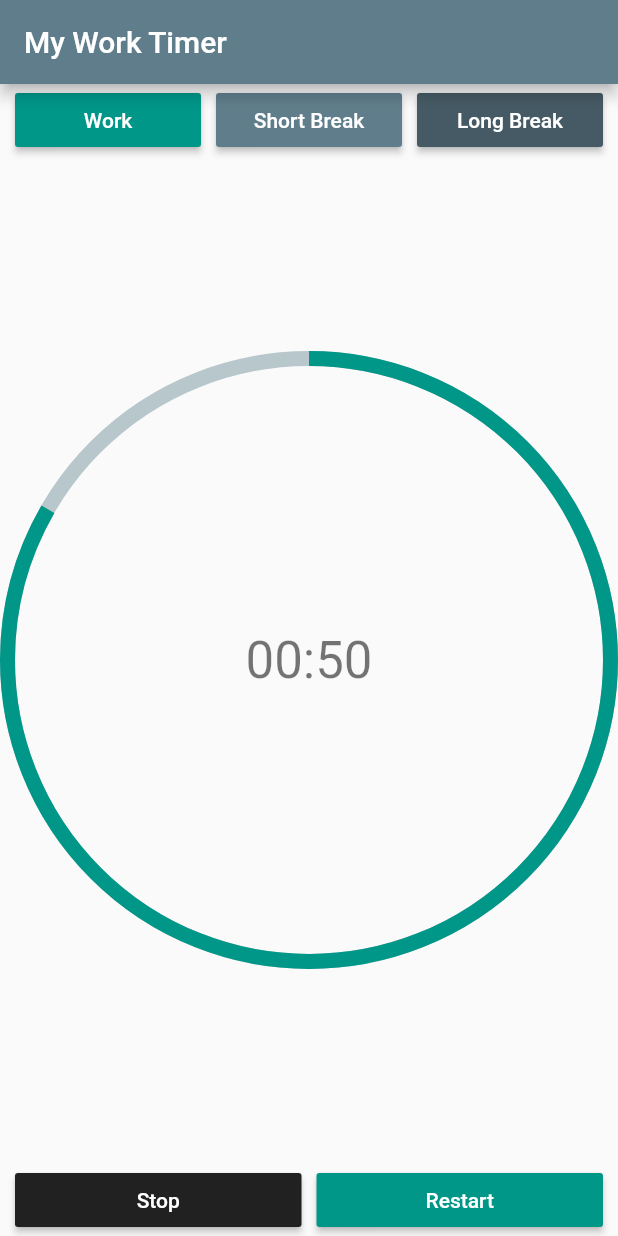
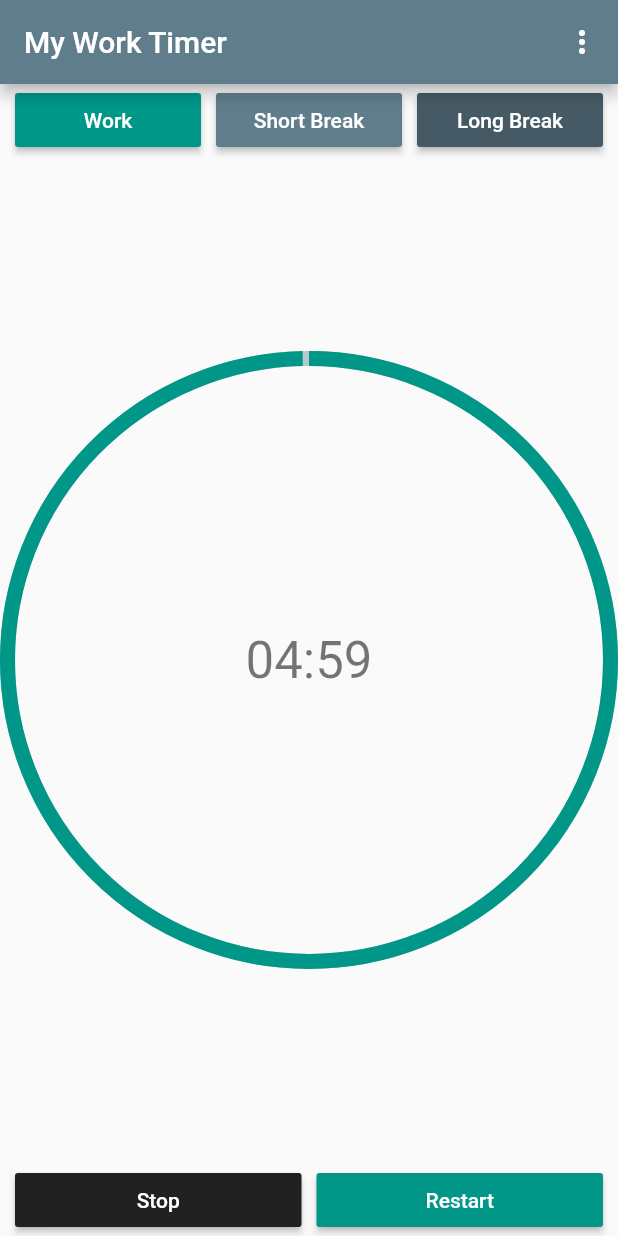
Before and after one commit to Yassine-ch/Timer, a Flutter app: the screen it shows after launch, after a tap on "Work", after a tap on "Short Break", on a phone screen of 412 x 824 dp. Run offline on Flutter 3.47's test engine with Material 2 defaults, Android fonts, the phone set to English and light mode, and no system bars; drawn by our look-alikes of percent_indicator; our stand-ins replace shared_preferences.

```diff
--- a/lib/main.dart
+++ b/lib/main.dart
@@ -1,4 +1,5 @@
 import 'package:flutter/material.dart';
+import 'package:my_time/settings.dart';
 import 'package:my_time/timer.dart';
 import 'package:my_time/timerModel.dart';
 import 'package:my_time/widgets.dart';
@@ -32,15 +33,32 @@ class TimerHomePage extends StatelessWidget {
 
   @override
   Widget build(BuildContext context) {
+
+    final List<PopupMenuItem<String>> menuItems = <PopupMenuItem<String>>[];
+    menuItems.add(PopupMenuItem(
+      value: 'Settings',
+      child: Text('Settings'),
+    ));
     timer.startWork();
-
     return Scaffold(
 
       appBar: AppBar(
         title: Text(
           'My Work Timer',
         ),
-      ),
+          actions: [
+      PopupMenuButton<String>(
+      itemBuilder: (BuildContext context) {
+    return menuItems.toList();
+    },
+        onSelected: (s){
+        if(s =='Settings'){
+          goToSettings(context);
+          }
+        },
+    )
+    ]
+    ),
 
       body: Center(
         child: LayoutBuilder(builder: (BuildContext context, BoxConstraints
@@ -55,14 +73,17 @@ class TimerHomePage extends StatelessWidget {
               children: [
                 Padding(padding: EdgeInsets.all(5.0),),
                 Expanded(child: ProductivityButton(color: Color(0xff009688),
-                  text: "Work", onPressed: emptyMethod,size: 3,)),
+                  text: "Work", onPressed: ()=> timer.startWork(),
+                  size: 3,)),
                 Padding(padding: EdgeInsets.all(5.0),),
                 Expanded(child: ProductivityButton(color: Color(0xff607D8B),
-                  text: "Short Break", onPressed: emptyMethod, size: 3,),
+                  text: "Short Break", onPressed:()=> timer.startBreak(true),
+                  size: 3,),
                 ),
                 Padding(padding: EdgeInsets.all(5.0),),
                 Expanded(child: ProductivityButton(color: Color(0xff455A64),
-                  text: "Long Break", onPressed: emptyMethod,size: 3,)),
+                  text: "Long Break", onPressed: ()=> timer.startBreak(false),
+                  size: 3,)),
                 Padding(padding: EdgeInsets.all(5.0),),
 
               ],
@@ -122,4 +143,9 @@ class TimerHomePage extends StatelessWidget {
       ),
     );
   }
+   void goToSettings(BuildContext context) {
+     Navigator.push(
+         context, MaterialPageRoute(builder: (context) =>
+         SettingsScreen()));
+   }
 }void emptyMethod() {}
--- a/lib/timer.dart
+++ b/lib/timer.dart
@@ -53,4 +53,12 @@ void startTimer (){
       this._isActive= true;
     }
 }
+void startBreak(bool isShort){
+    _radius =1;
+    _time= Duration(
+      minutes: (isShort)? shortBreak:longBreak,
+      seconds: 0
+    );
+    _fullTime= _time;
 }
+}
```
Also changed, not shown: lib/settings.dart (+57 -0 lines), lib/widgets.dart (+21 -1 lines).
